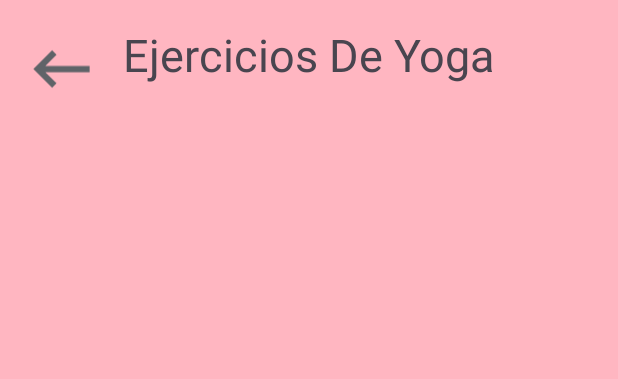
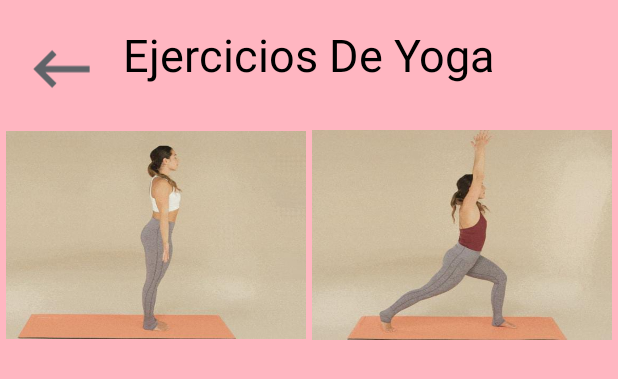
Before and after one commit to juliethrivera/mental-care, an Android app: the layout fragment_yoga.xml on its own in the app's theme, with its tools: preview values and no code run, on a phone screen of 412 x 824 dp. Shown: the top 379 px of the screen. Run offline under Robolectric (Android 15) with nearby library versions, the phone set to English and light mode, and no system bars.

Commit message:
subi unas imagenes y las pegue en la vista

```diff
--- a/app/src/main/res/layout/activity_main.xml
+++ b/app/src/main/res/layout/activity_main.xml
@@ -9,7 +9,7 @@
 
     <androidx.fragment.app.FragmentContainerView
         android:id="@+id/fragmentContainerView"
-        android:name="com.iegabrielamistral.mentalcare.fragments.TestMentalBlankFragment"
+        android:name="com.iegabrielamistral.mentalcare.fragments.YogaFragment"
         android:layout_width="match_parent"
         android:layout_height="match_parent"
         app:layout_constraintBottom_toBottomOf="parent"
--- a/app/src/main/res/layout/fragment_yoga.xml
+++ b/app/src/main/res/layout/fragment_yoga.xml
@@ -25,20 +25,32 @@
         android:layout_height="wrap_content"
         android:layout_marginTop="16dp"
         android:text="Ejercicios De Yoga"
+        android:textColor="#000000"
         android:textSize="30sp"
         app:layout_constraintEnd_toEndOf="parent"
         app:layout_constraintHorizontal_bias="0.5"
         app:layout_constraintStart_toStartOf="parent"
         app:layout_constraintTop_toTopOf="parent" />
 
-    <androidx.cardview.widget.CardView
-        android:layout_width="match_parent"
-        android:layout_height="wrap_content" >
+    <ImageView
+        android:id="@+id/imageView"
+        android:layout_width="200dp"
+        android:layout_height="200dp"
+        android:src="@drawable/postura_de_la_montana_1"
+        app:layout_constraintEnd_toStartOf="@id/imageView2"
+        app:layout_constraintStart_toStartOf="parent"
 
-        <androidx.constraintlayout.widget.ConstraintLayout
-            android:layout_width="match_parent"
-            android:layout_height="match_parent">
+        app:layout_constraintTop_toBottomOf="@id/ejercicioYoga" />
 
-        </androidx.constraintlayout.widget.ConstraintLayout>
-    </androidx.cardview.widget.CardView>
+    <ImageView
+        android:id="@+id/imageView2"
+        android:layout_width="200dp"
+        android:layout_height="200dp"
+        android:src="@drawable/high_lunge_2"
+        app:layout_constraintStart_toEndOf="@id/imageView"
+        app:layout_constraintEnd_toEndOf="parent"
+        app:layout_constraintTop_toBottomOf="@id/ejercicioYoga"
+
+        />
+
 </androidx.constraintlayout.widget.ConstraintLayout>
```
Also changed, not shown: app/src/main/res/drawable/high_lunge_2.png (added), app/src/main/res/drawable/plancha_lateral_4.png (added), app/src/main/res/drawable/postura_de_la_montana_1.png (added), app/src/main/res/drawable/postura_del_gato_y_la_vaca_7.png (added), app/src/main/res/drawable/postura_del_nino_8.png (added), app/src/main/res/drawable/postura_del_perro_hacia_abajo_6.png (added), app/src/main/res/drawable/postura_del_perro_hacia_arriba_5.png (added), app/src/main/res/drawable/uttanasana_3.png (added).
